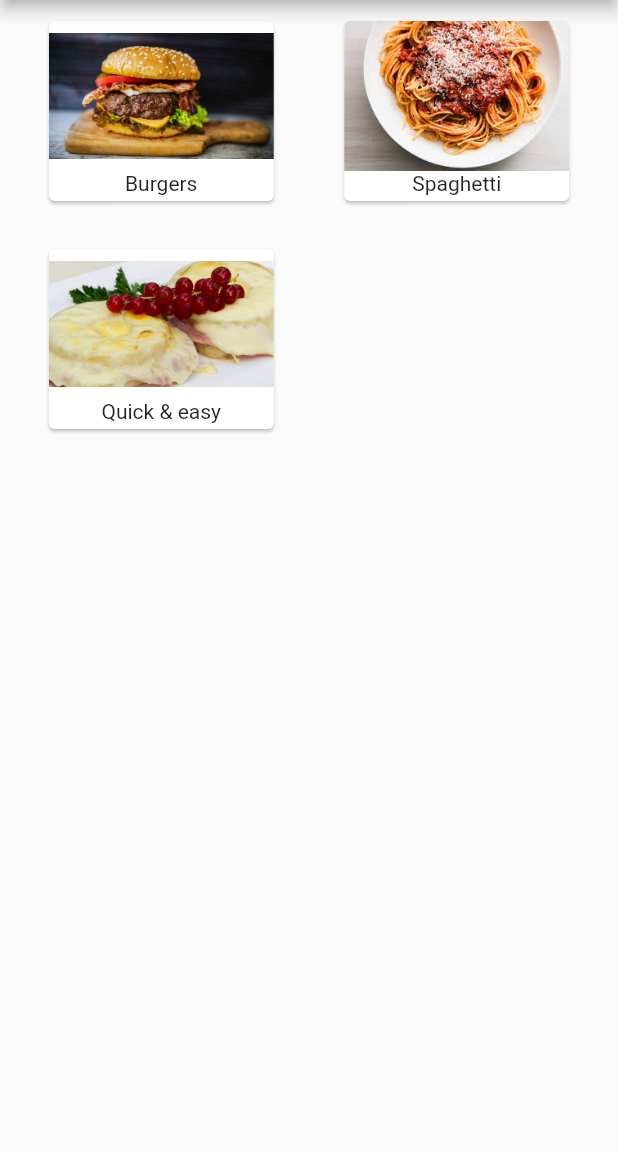
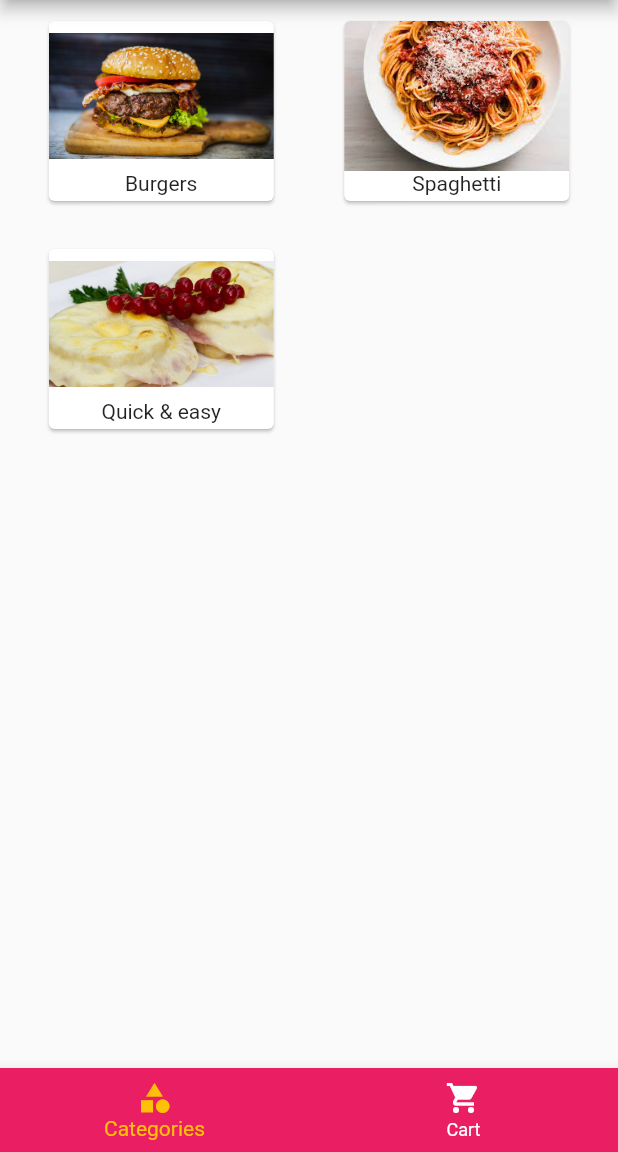
Before and after one commit to Brmjha-Trainee/meal-app, a Flutter app: the screen it shows after launch, in the side drawer, after a tap on the "restaurant" icon, on a phone screen of 412 x 824 dp, the part 84-1236 px from its top. Run offline on Flutter 3.47's test engine with Material 2 defaults, Android fonts, the phone set to English and light mode, and no system bars.

Commit message:
screen 6 and Bottom Navigation

```diff
--- a/lib/main.dart
+++ b/lib/main.dart
@@ -1,5 +1,7 @@
 import 'package:flutter/material.dart';
+import 'package:meal_app/screens/Cart.dart';
 import 'package:meal_app/screens/home_page.dart';
+import 'package:meal_app/utils/Bottom_Navigation.dart';
 
 void main() {
   runApp(const MyApp());
@@ -16,7 +18,8 @@ class MyApp extends StatelessWidget {
       theme: ThemeData(
         primarySwatch: Colors.blue,
       ),
-      home: const HomePage(),
+      home: const BottomN(),
+
     );
   }
 }
--- /dev/null
+++ b/lib/screens/Cart.dart
@@ -0,0 +1,107 @@
+import 'package:flutter/cupertino.dart';
+import 'package:flutter/material.dart';
+import 'package:meal_app/screens/home_page.dart';
+import 'package:meal_app/utils/Bottom_Navigation.dart';
+import 'package:meal_app/utils/main_drawer.dart';
+import 'package:meal_app/utils/constant.dart';
+import 'package:meal_app/utils/photo_items.dart';
+
+class Cart extends StatefulWidget {
+  const Cart({Key? key}) : super(key: key);
+
+  @override
+  _CartState createState() => _CartState();
+}
+
+class  _CartState extends State<Cart> {
+
+  @override
+  Widget build(BuildContext context) {
+    return Scaffold(
+      appBar: AppBar(
+        title: const Text('Cart'),
+        backgroundColor: pink,
+        actions: [
+          IconButton(
+              onPressed: () {}, icon: const Icon(Icons.restaurant_rounded))
+        ],
+      ), //AppBar
+      body:
+
+    Column(
+
+         children:<Widget> [
+        Flexible(child:
+           ListView.builder(
+      itemCount: 1,
+      itemBuilder: (BuildContext context, int index) {
+           return Container(
+            height: 220,
+            width: 370,
+            decoration: BoxDecoration(
+
+              color: yellow,
+              borderRadius: BorderRadius.all(Radius.circular(18)),
+              boxShadow: const[BoxShadow(blurRadius: 5)],
+            ),
+             alignment: Alignment.topCenter,
+             padding: EdgeInsets.all(10),
+             child: Column(
+             children:[
+
+               Container(
+               height: 150,
+               width: 340,
+
+               decoration: BoxDecoration(
+                 color: Colors.white,
+                 borderRadius: BorderRadius.all(Radius.circular(18)),
+
+               ),
+                 alignment: Alignment.centerLeft,
+                  padding: EdgeInsets.only(left: 10),
+                 child: Text(
+                 "4 Tomatoes \n 1 Tablespoon of Olive Oil "
+                     "\n 1 Onion \n 250g Spaghetti \n Spices"
+                     "\n Cheese (optional)",
+                 style: TextStyle(fontWeight: FontWeight.bold, fontSize: 18),
+
+               ),
+               ),
+               SizedBox(
+                 height: 25,
+               ),
+               Row(
+                 mainAxisAlignment: MainAxisAlignment.center,
+                 children: [
+                  Icon(Icons.fastfood_sharp),
+                   Text("Spaghetti with Tomato Sauce")
+                 ],
+               ),
+
+
+
+
+         ],),
+       );}),),
+
+      /*     SizedBox(
+             height: 350,
+           ),*/
+           RaisedButton(
+             onPressed: (){},
+             child: Text("Checkout!"),
+             color: pink,
+           )
+         ],),
+
+
+
+
+
+
+      drawer: const MainDrawer(),
+
+    );
+  }
+}
--- a/lib/screens/home_page.dart
+++ b/lib/screens/home_page.dart
@@ -1,4 +1,5 @@
 import 'package:flutter/material.dart';
+import 'package:meal_app/utils/Bottom_Navigation.dart';
 import 'package:meal_app/utils/main_drawer.dart';
 import 'package:meal_app/utils/constant.dart';
 import 'package:meal_app/utils/photo_items.dart';
@@ -60,6 +61,7 @@ class _HomePageState extends State<HomePage> {
               ],
             );
           }),
+
       drawer: const MainDrawer(),
     );
   }
--- /dev/null
+++ b/lib/utils/Bottom_Navigation.dart
@@ -0,0 +1,51 @@
+import 'package:flutter/material.dart';
+import 'package:meal_app/utils/constant.dart';
+
+import '../screens/Cart.dart';
+import '../screens/home_page.dart';
+
+class BottomN extends StatefulWidget {
+  const BottomN({Key? key}) : super(key: key);
+
+  @override
+  _BottomNState createState() => _BottomNState();
+}
+
+class _BottomNState extends State<BottomN> {
+  int currentIndex=0;
+  final screens = [
+    HomePage(),
+    Cart(),
+  ];
+
+  @override
+  Widget build(BuildContext context) =>
+      Scaffold(
+        body:
+        IndexedStack(
+          index: currentIndex,
+          children: screens,
+        ),
+        bottomNavigationBar: BottomNavigationBar(
+        currentIndex: currentIndex,
+        onTap: (index) => setState(() => currentIndex = index),
+
+        backgroundColor: pink,
+        selectedItemColor: yellow,
+        unselectedItemColor: Colors.white,
+        items: [
+          BottomNavigationBarItem(
+            icon: Icon(Icons.category),
+            label: "Categories",
+          ),
+          BottomNavigationBarItem(
+            icon: Icon(Icons.shopping_cart),
+            label: "Cart",
+          ),
+
+        ],
+      ),
+
+
+      );
+}
```
Also changed, not shown: 1 other file.
